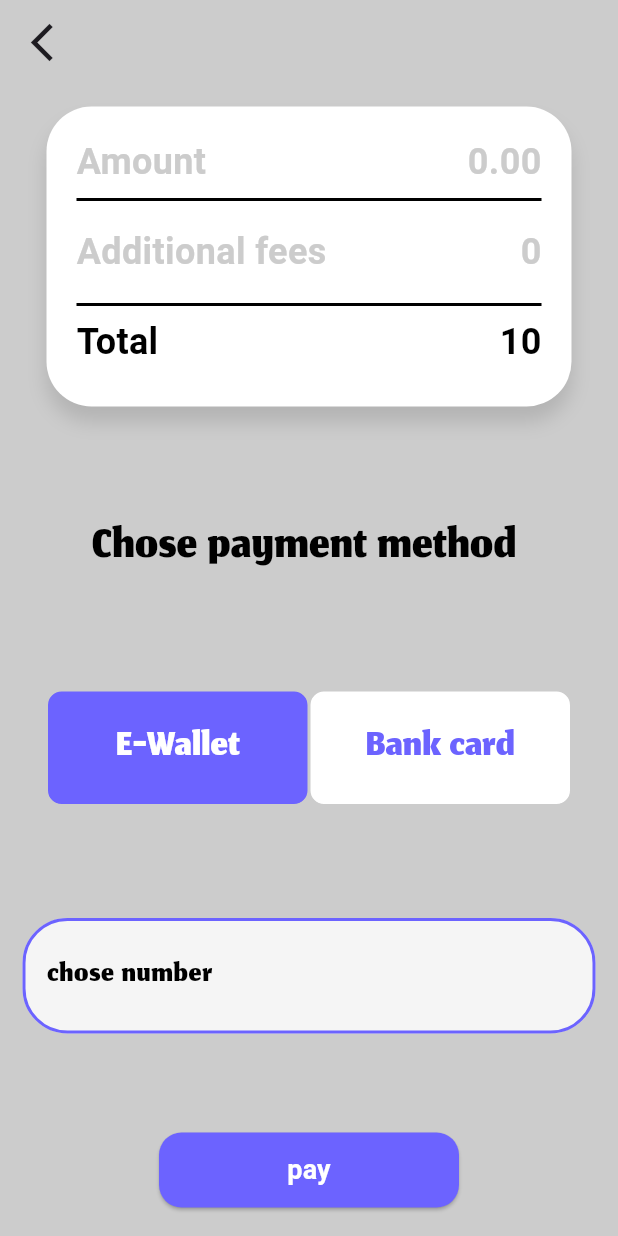
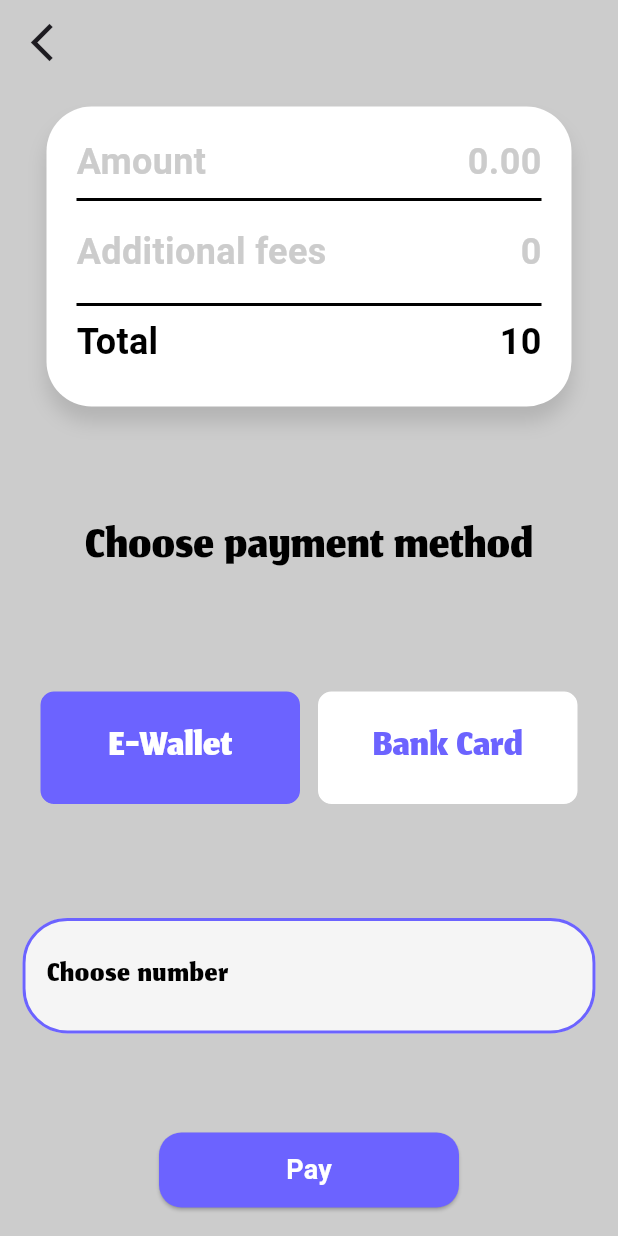
Before and after one commit to haydiiii/karta_app, a Flutter app: the PayView screen opened directly, on a phone screen of 412 x 824 dp. Run offline on Flutter 3.47's test engine with Material 3 defaults, Android fonts, the phone set to English and light mode, and no system bars; Roboto replaces fonts that are missing (Poppins).

Commit message:
fix navigation

```diff
--- a/lib/core/function/routing.dart
+++ b/lib/core/function/routing.dart
@@ -8,3 +8,8 @@ pushWithReplacement(context, Widget newView) {
   Navigator.of(context)
       .pushReplacement(MaterialPageRoute(builder: (context) => newView));
 }
+
+pushAndRemoveUntil(context, Widget newView) {
+  Navigator.of(context).pushAndRemoveUntil(
+      MaterialPageRoute(builder: (context) => newView), (route) => false);
+}
--- a/lib/features/balance/balance_view.dart
+++ b/lib/features/balance/balance_view.dart
@@ -1,6 +1,8 @@
 import 'package:flutter/material.dart';
+import 'package:karta_app/core/function/routing.dart';
 import 'package:karta_app/core/utils/colors.dart';
 import 'package:karta_app/core/utils/text_style.dart';
+import 'package:karta_app/features/balance/widgets/pay_view.dart';
 
 class BalanceView extends StatefulWidget {
   const BalanceView({super.key});
@@ -114,7 +116,9 @@ class _BalanceViewState extends State<BalanceView> {
                 const SizedBox(height: 10),
 
                 GestureDetector(
-                  onTap: () {},
+                  onTap: () {
+                    pushWithReplacement(context, PayView());
+                  },
                   child: Text(
                     "Add Balance",
                     style: TextStyle(
--- a/lib/features/balance/widgets/pay_view.dart
+++ b/lib/features/balance/widgets/pay_view.dart
@@ -5,6 +5,7 @@ import 'package:karta_app/core/utils/text_style.dart';
 import 'package:karta_app/core/widgets/custom_button_widget.dart';
 import 'package:karta_app/core/widgets/show_dialog_widget.dart';
 import 'package:karta_app/features/balance/widgets/add_new_card_view.dart';
+import 'package:karta_app/features/balance/widgets/wallet_payment.dart';
 
 class PayView extends StatefulWidget {
   const PayView({super.key});
@@ -14,7 +15,8 @@ class PayView extends StatefulWidget {
 }
 
 class _PayViewState extends State<PayView> {
-  String selectedPaymentMethod = "E-Wallet"; // تحديد الاختيار الافتراضي
+  String selectedPaymentMethod = "E-Wallet"; // الطريقة الافتراضية
+  String walletNumber = ""; // تخزين الرقم المدخل
 
   @override
   Widget build(BuildContext context) {
@@ -23,10 +25,7 @@ class _PayViewState extends State<PayView> {
       appBar: AppBar(
         backgroundColor: AppColors.greyColor,
         leading: IconButton(
-          icon: const Icon(
-            Icons.arrow_back_ios_new,
-            size: 30,
-          ),
+          icon: const Icon(Icons.arrow_back_ios_new, size: 30),
           onPressed: () {},
         ),
       ),
@@ -36,7 +35,61 @@ class _PayViewState extends State<PayView> {
           child: Center(
             child: Column(
               children: [
-                Container(
+                // **صندوق المعلومات المالية**
+                _buildSummaryCard(),
+
+                SizedBox(height: 60),
+
+                Text(
+                  'Choose payment method',
+                  style: TextStyle(
+                      fontSize: 48,
+                      fontWeight: FontWeight.w400,
+                      color: Colors.black,
+                      fontFamily: 'Jomhuria'),
+                ),
+
+                SizedBox(height: 60),
+
+                // **طرق الدفع**
+                _buildPaymentMethods(),
+
+                SizedBox(height: 75),
+
+                // **إدخال الرقم في حالة E-Wallet**
+                if (selectedPaymentMethod == "E-Wallet") _buildWalletInput(),
+
+                // **زر إضافة البطاقة إذا كان الدفع بالبطاقة**
+                if (selectedPaymentMethod == "Bank Card") _buildAddCardButton(),
+
+                SizedBox(height: 66),
+
+                // **زر الدفع**
+                if (selectedPaymentMethod == "E-Wallet")
+                  CustomButton(
+                    text: 'Pay',
+                    onPressed: () {
+                      if (walletNumber.isEmpty) {
+                        showErrorDialog(context, 'Please enter your number.');
+                      } else {
+                        // تأخير قبل الانتقال لإعطاء شعور بمعالجة الدفع
+                        Future.delayed(Duration(seconds: 1), () {
+                          pushWithReplacement(context, WalletPayment());
+                        });
+                      }
+                    },
+                  ),
+              ],
+            ),
+          ),
+        ),
+      ),
+    );
+  }
+
+  // **صندوق ملخص الدفع**
+  Widget _buildSummaryCard() {
+    return Container(
       padding: const EdgeInsets.all(20),
       height: 200,
       width: 350,
@@ -53,160 +106,119 @@ class _PayViewState extends State<PayView> {
       ),
       child: Column(
         children: [
-                      Row(
-                        children: [
-                          Text('Amount', style: getStyle1()),
-                          Spacer(),
-                          Text('0.00', style: getStyle1()),
+          _buildSummaryRow('Amount', '0.00'),
+          Divider(thickness: 2, color: Colors.black),
+          SizedBox(height: 10),
+          _buildSummaryRow('Additional fees', '0'),
+          SizedBox(height: 10),
+          Divider(thickness: 2, color: Colors.black),
+          _buildSummaryRow('Total', '10', isBold: true),
         ],
       ),
-                      Divider(thickness: 2, color: Colors.black),
-                      SizedBox(height: 10),
-                      Row(
+    );
+  }
+
+  // **عنصر صف في ملخص الدفع**
+  Widget _buildSummaryRow(String title, String value, {bool isBold = false}) {
+    return Row(
       children: [
-                          Text('Additional fees', style: getStyle1()),
+        Text(title, style: getStyle1(color: isBold ? Colors.black : null)),
         Spacer(),
-                          Text('0', style: getStyle1()),
+        Text(value, style: getStyle1(color: isBold ? Colors.black : null)),
       ],
-                      ),
-                      SizedBox(height: 10),
-                      Divider(thickness: 2, color: Colors.black),
-                      Row(
-                        children: [
-                          Text('Total', style: getStyle1(color: Colors.black)),
-                          Spacer(),
-                          Text('10', style: getStyle1(color: Colors.black)),
-                        ],
-                      ),
-                    ],
-                  ),
-                ),
-                SizedBox(height: 60),
-                Text('Chose payment method ',
-                    style: TextStyle(
-                        fontSize: 48,
-                        fontWeight: FontWeight.w400,
-                        color: Colors.black,
-                        fontFamily: 'Jomhuria')),
-                SizedBox(height: 60),
-                Row(
+    );
+  }
+
+  // **أزرار اختيار طريقة الدفع**
+  Widget _buildPaymentMethods() {
+    return Row(
       mainAxisAlignment: MainAxisAlignment.center,
       children: [
-                    GestureDetector(
+        _buildPaymentOption("E-Wallet"),
+        _buildPaymentOption("Bank Card"),
+      ],
+    );
+  }
+
+  // **عنصر واحد لطريقة الدفع**
+  Widget _buildPaymentOption(String method) {
+    bool isSelected = selectedPaymentMethod == method;
+    return GestureDetector(
       onTap: () {
         setState(() {
-                          selectedPaymentMethod = "E-Wallet";
+          selectedPaymentMethod = method;
         });
       },
       child: Container(
         width: 175,
         height: 77,
+        margin: EdgeInsets.symmetric(horizontal: 5),
         decoration: BoxDecoration(
           border: Border.all(color: AppColors.greyColor),
-                          color: selectedPaymentMethod == "E-Wallet"
-                              ? AppColors.primaryColor
-                              : Colors.white,
+          color: isSelected ? AppColors.primaryColor : Colors.white,
           borderRadius: BorderRadius.circular(10),
         ),
         child: Center(
           child: Text(
-                            'E-Wallet',
+            method,
             style: jumheriaTextStyle(
-                                color: selectedPaymentMethod == "E-Wallet"
-                                    ? Colors.white
-                                    : AppColors.primaryColor,
-                                fontsize: 40),
+              color: isSelected ? Colors.white : AppColors.primaryColor,
+              fontsize: 40,
             ),
           ),
         ),
       ),
-                    GestureDetector(
-                      onTap: () {
-                        setState(() {
-                          selectedPaymentMethod = "Bank Card";
-                        });
-                      },
-                      child: Container(
-                        width: 175,
-                        height: 77,
-                        decoration: BoxDecoration(
-                          border: Border.all(color: AppColors.greyColor),
-                          color: selectedPaymentMethod == "Bank Card"
-                              ? AppColors.primaryColor
-                              : Colors.white,
-                          borderRadius: BorderRadius.circular(10),
-                        ),
-                        child: Center(
-                          child: Text(
-                            'Bank card',
-                            style: jumheriaTextStyle(
-                                color: selectedPaymentMethod == "Bank Card"
-                                    ? Colors.white
-                                    : AppColors.primaryColor,
-                                fontsize: 40),
-                          ),
-                        ),
-                      ),
-                    )
-                  ],
-                ),
-                SizedBox(height: 75),
-                selectedPaymentMethod == "E-Wallet"
-                    ? TextFormField(
+    );
+  }
+
+  // **إدخال رقم المحفظة في حالة الدفع بـ E-Wallet**
+  Widget _buildWalletInput() {
+    return TextFormField(
       decoration: InputDecoration(
         filled: true,
         fillColor: AppColors.whiteColor,
-                          hintText: 'chose number',
+        hintText: 'Choose number',
         hintStyle: jumheriaTextStyle(fontsize: 30),
         enabledBorder: OutlineInputBorder(
           borderRadius: BorderRadius.circular(30),
           borderSide: BorderSide(
-                                color: AppColors.primaryColor, width: 2),
+            color: AppColors.primaryColor,
+            width: 2,
+          ),
         ),
         border: OutlineInputBorder(
           borderRadius: BorderRadius.circular(30),
         ),
       ),
-                      )
-                    : SizedBox(
+      onChanged: (value) {
+        setState(() {
+          walletNumber = value;
+        });
+      },
+    );
+  }
+
+  // **زر إضافة بطاقة جديدة**
+  Widget _buildAddCardButton() {
+    return SizedBox(
       height: 60,
       width: 300,
       child: ElevatedButton.icon(
         onPressed: () {
           pushWithReplacement(context, AddNewCardView());
         },
-                          icon: Icon(
-                            Icons.add,
-                            size: 30,
-                            color: Colors.black,
-                          ),
-                          label: Text("add a new card",
-                              style: getStyle1(color: Colors.black)),
+        icon: Icon(Icons.add, size: 30, color: Colors.black),
+        label: Text("Add a new card", style: getStyle1(color: Colors.black)),
         style: ElevatedButton.styleFrom(
           backgroundColor: AppColors.whiteColor,
           foregroundColor: AppColors.primaryColor,
-                            padding: EdgeInsets.symmetric(
-                                horizontal: 20, vertical: 15),
+          padding: EdgeInsets.symmetric(horizontal: 20, vertical: 15),
           shape: RoundedRectangleBorder(
             borderRadius: BorderRadius.circular(30),
             side: BorderSide(color: AppColors.primaryColor),
           ),
         ),
       ),
-                      ),
-                SizedBox(height: 66),
-                selectedPaymentMethod == "E-Wallet"
-                    ? CustomButton(
-                        text: 'pay',
-                        onPressed: () {
-                          showErrorDialog(context, 'Payment is cancelled.');
-                        })
-                    : SizedBox()
-              ],
-            ),
-          ),
-        ),
-      ),
     );
   }
 }
--- a/lib/features/balance/widgets/receipt_widget.dart
+++ b/lib/features/balance/widgets/receipt_widget.dart
@@ -15,7 +15,9 @@ class ReceiptView extends StatelessWidget {
       appBar: AppBar(
         leading: IconButton(
           icon: const Icon(Icons.arrow_back_ios_new, color: Colors.black),
-          onPressed: () {},
+          onPressed: () {
+            Navigator.pop(context);
+          },
         ),
         title: Text("Receipt", style: jumheriaTextStyle()),
         backgroundColor: Colors.transparent,
```
Also changed, not shown: lib/features/balance/widgets/payment_method_widget.dart (+22 -17 lines), lib/features/balance/widgets/wallet_payment.dart (+9 -1 lines), lib/main.dart (+2 -7 lines). Lines whose indentation alone changed are shown as unchanged.
